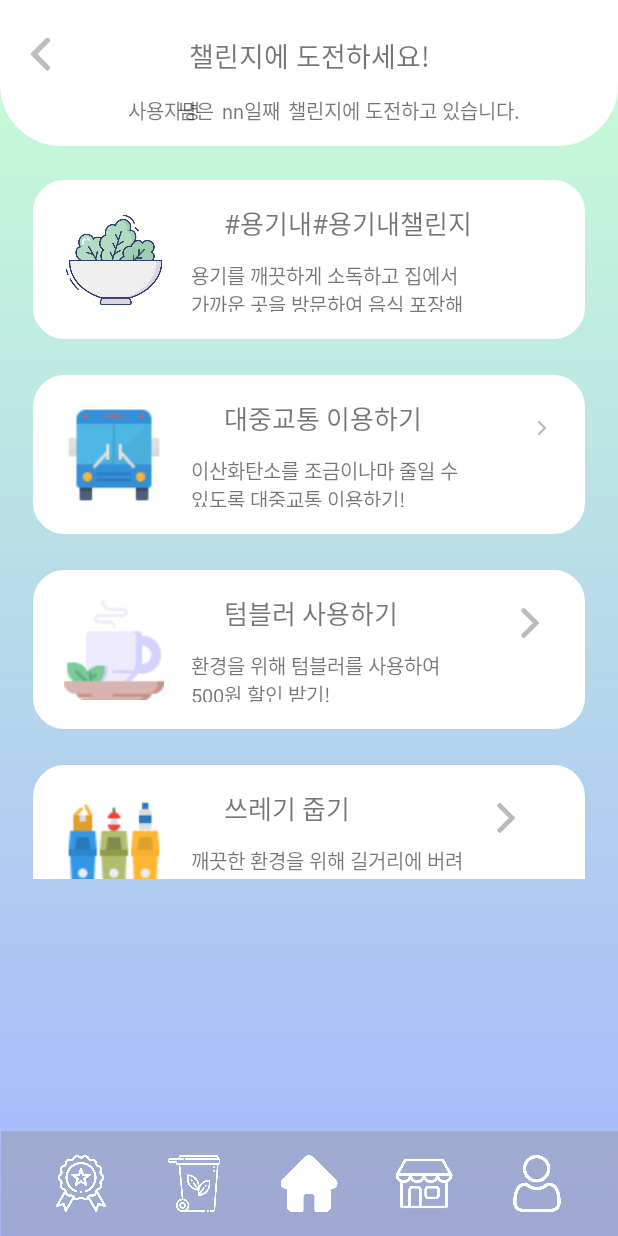
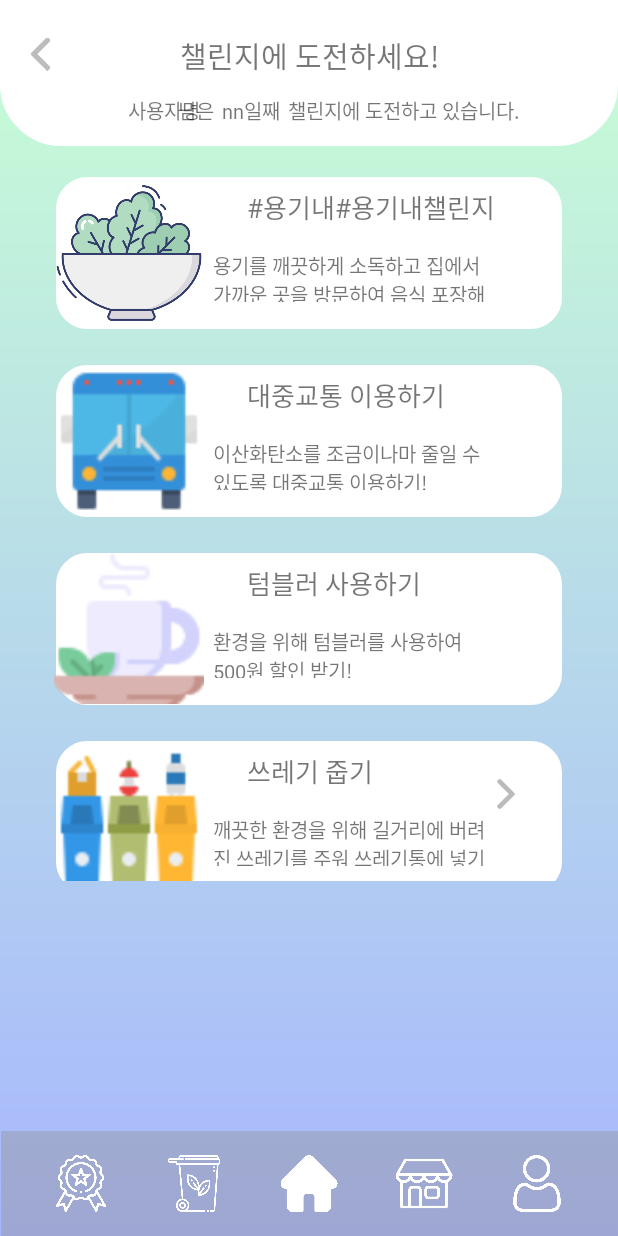
Before and after one commit to jxxny/GreenDay, an Android app: the challenge screen opened directly, with no data from a screen before it, on a phone screen of 412 x 824 dp. Run offline under Robolectric (Android 15) with nearby library versions, the phone set to English and light mode, and no system bars.

Commit message:
이미지, 리사이클러뷰 수정

```diff
--- a/app/src/main/java/com/example/greenday/challenge.java
+++ b/app/src/main/java/com/example/greenday/challenge.java
@@ -72,8 +72,8 @@ public class challenge extends AppCompatActivity {
             Log.e("type", holder.type.getText().toString());
 
             ViewGroup.LayoutParams params = imageView.getLayoutParams();
-            params.width = 100;
-            params.height = 100;
+            params.width = 150;
+            params.height = 150;
             imageView.setLayoutParams(params);
 
             if(holder.type.getText().equals("용기"))
--- a/app/src/main/res/layout/challenge_activity.xml
+++ b/app/src/main/res/layout/challenge_activity.xml
@@ -15,7 +15,7 @@
         android:gravity="center"
         android:paddingBottom="23dp"
         android:text="챌린지에 도전하세요!"
-        android:textSize="18sp"
+        android:textSize="19sp"
         app:layout_constraintEnd_toEndOf="parent"
         app:layout_constraintStart_toStartOf="parent"
         app:layout_constraintTop_toTopOf="parent" />
@@ -157,8 +157,12 @@
     <androidx.recyclerview.widget.RecyclerView
         android:id="@+id/recyclerView"
         android:layout_width="match_parent"
-        android:layout_height="478dp"
-        android:layout_marginTop="10dp"
+        android:layout_height="481dp"
+        android:layout_marginStart="15dp"
+        android:layout_marginLeft="15dp"
+        android:layout_marginTop="8dp"
+        android:layout_marginEnd="15dp"
+        android:layout_marginRight="15dp"
         app:layout_constraintEnd_toEndOf="parent"
         app:layout_constraintStart_toStartOf="parent"
         app:layout_constraintTop_toBottomOf="@+id/Q_challenge" />
--- a/app/src/main/res/layout/challenge_list.xml
+++ b/app/src/main/res/layout/challenge_list.xml
@@ -3,7 +3,7 @@
     xmlns:app="http://schemas.android.com/apk/res-auto"
     xmlns:tools="http://schemas.android.com/tools"
     android:layout_width="match_parent"
-    android:layout_height="110dp"
+    android:layout_height="105dp"
     android:background="@drawable/challenge">
 
     <TextView
@@ -14,7 +14,7 @@
         android:layout_marginLeft="129dp"
         android:layout_marginEnd="75dp"
         android:layout_marginRight="75dp"
-        android:layout_marginBottom="12dp"
+        android:layout_marginBottom="16dp"
         android:fontFamily="@font/nanum_eb"
         android:text="#용기내 #용기내챌린지"
         android:textSize="17sp"
@@ -26,8 +26,8 @@
         android:id="@+id/chall_intro"
         android:layout_width="187dp"
         android:layout_height="34dp"
-        android:layout_marginEnd="99dp"
-        android:layout_marginRight="99dp"
+        android:layout_marginEnd="70dp"
+        android:layout_marginRight="70dp"
         android:layout_marginBottom="20dp"
         android:fontFamily="@font/nanum"
         android:text="용기를 깨끗하게 소독하고 집에서 \n 가까운 곳을 방문하여 음식 포장하기"
```
